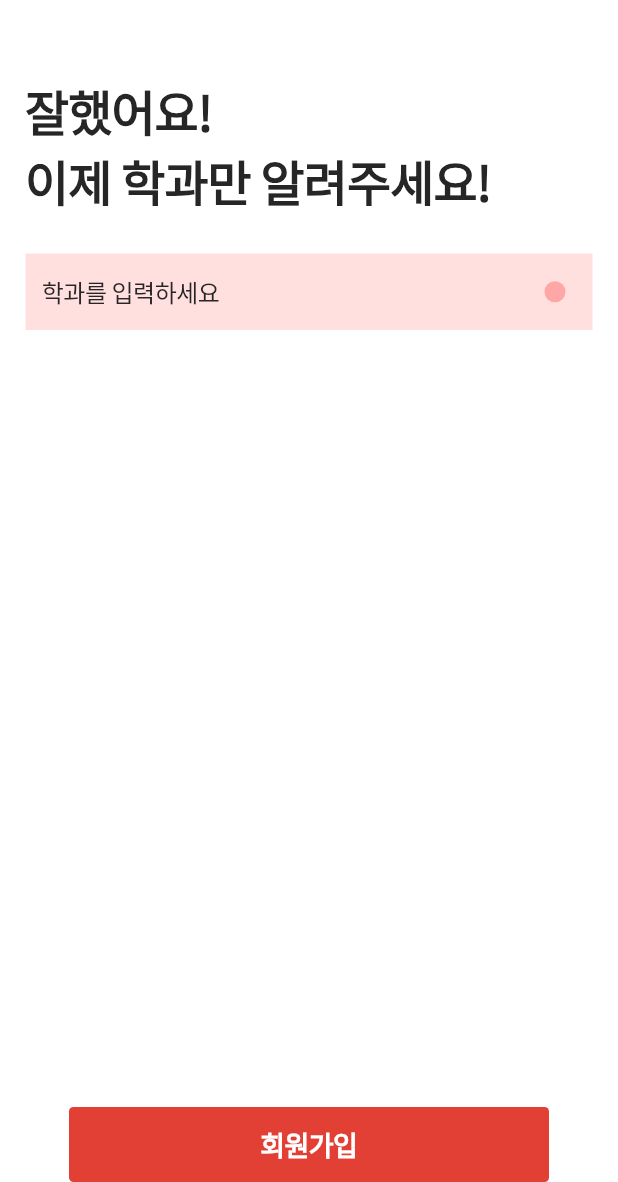
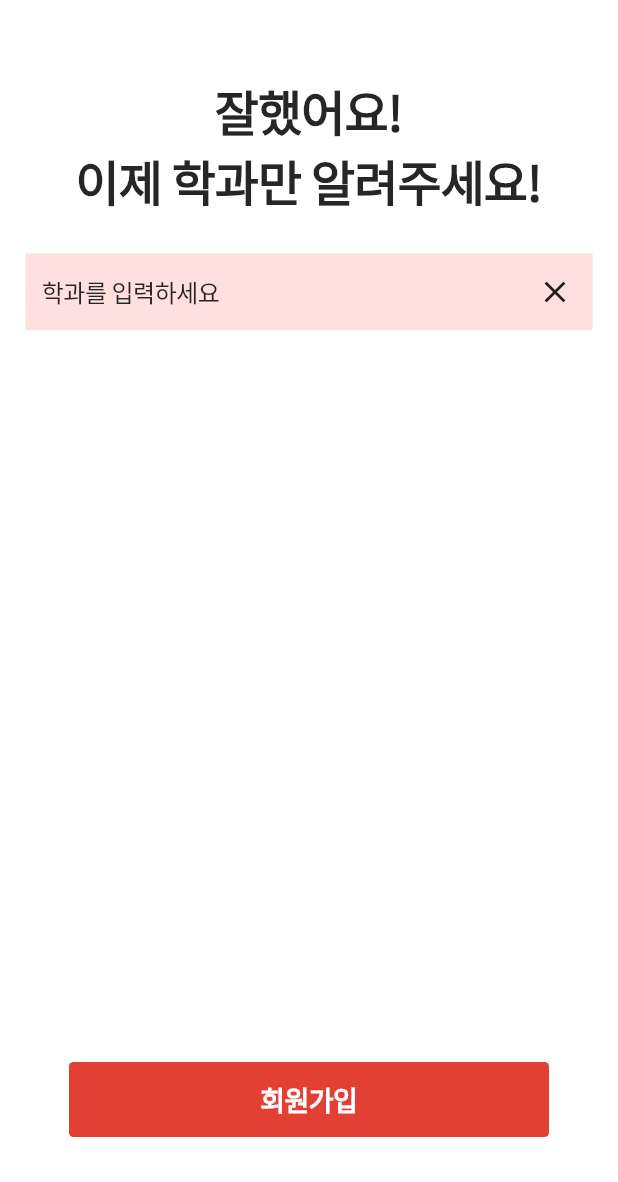
Before and after one commit to inha-cse-hackathon/flutter, a Flutter app: the SignupDe screen opened directly with empty values, after a tap on "회원가입", on a phone screen of 412 x 824 dp, the part 54-1236 px from its top. Run offline on Flutter 3.47's test engine with Material 2 defaults, Android fonts, the phone set to English and light mode, and no system bars; our stand-ins replace flutter_svg, fluttertoast, geolocator, google_sign_in, latlong2, shared_preferences; missing offline and left inert: xtyle; accounts and stored records are empty; network calls fail.

Commit message:
ui 조금 바꿈

```diff
--- a/lib/widget/google_signin/SignIn.dart
+++ b/lib/widget/google_signin/SignIn.dart
@@ -174,7 +174,7 @@ appBar: AppBar(backgroundColor: Colors.transparent,),
                   ),
                 ),
               ),
-              SizedBox(height: 11,),
+              SizedBox(height: 14,),
               InkWell(
                 onTap: (){
                   register();
@@ -188,7 +188,7 @@ appBar: AppBar(backgroundColor: Colors.transparent,),
                   ),
                 ),
               ),
-              SizedBox(height: 24,),
+              SizedBox(height: 30,),
             ],
           ),
         )
--- a/lib/widget/google_signin/signup_de.dart
+++ b/lib/widget/google_signin/signup_de.dart
@@ -52,10 +52,7 @@ class _SignupDeState extends State<SignupDe> {
         padding: EdgeInsets.fromLTRB(17, 0, 17, 0),
         child: Container(
           child: Column(
-            crossAxisAlignment: CrossAxisAlignment.end,
-            children: [
-              Column(
-                crossAxisAlignment: CrossAxisAlignment.start,
+            crossAxisAlignment: CrossAxisAlignment.center,
             children: [
               SizedBox(height: 41,),
               Text('잘했어요!',
@@ -106,16 +103,12 @@ class _SignupDeState extends State<SignupDe> {
               //     style: TextStyle(fontSize: 14, color: Color(0xffFF3122)),
               //   ),
               // ),
+              Spacer(),
+
+
 
               //Expanded(child: Container(),),
-
-                ],
-              ),
-            ],
-          ),
-        ),
-      ),
-      floatingActionButton: InkWell(
+              InkWell(
                 onTap: ()async{
 
                   if(depart!=''){
@@ -187,7 +180,11 @@ class _SignupDeState extends State<SignupDe> {
                   ),
                 ),
               ),
-      floatingActionButtonLocation: FloatingActionButtonLocation.centerDocked,
+              SizedBox(height: 30,),
+            ],
+          )
+        ),
+      ),
 
       // floatingActionButton:  InkWell(
       //   onTap: (){
@@ -303,15 +300,8 @@ class DeleteButton extends StatelessWidget {
             Radius.circular(30),
           ),
           onTap: onclick,
-          child: Center(
-            child: Container(
-              width: 14,
-              height: 14,
-              decoration: BoxDecoration(
-                color: warning? Color(0xffFFA6A6): Color(0xffDBDBDB),
-                borderRadius: const BorderRadius.all(Radius.circular(30)),
-              ),
-            ),
+         child: Icon(
+          Icons.clear,
         ),
         ),
       ),
--- a/lib/widget/home.dart
+++ b/lib/widget/home.dart
@@ -50,7 +50,7 @@ class _HomeState extends State<Home> {
           crossAxisAlignment: CrossAxisAlignment.start,
           children: [
             Container(
-              width: 348,
+              // width: 348,
               height: 202,
               color: Colors.lightGreenAccent,
               child: Center(child: Text('${map['image']}')),
```
Also changed, not shown: lib/widget/google_signin/signup_nickname.dart (+12 -9 lines), lib/widget/profile.dart (+11 -10 lines). Lines whose indentation alone changed are shown as unchanged.
